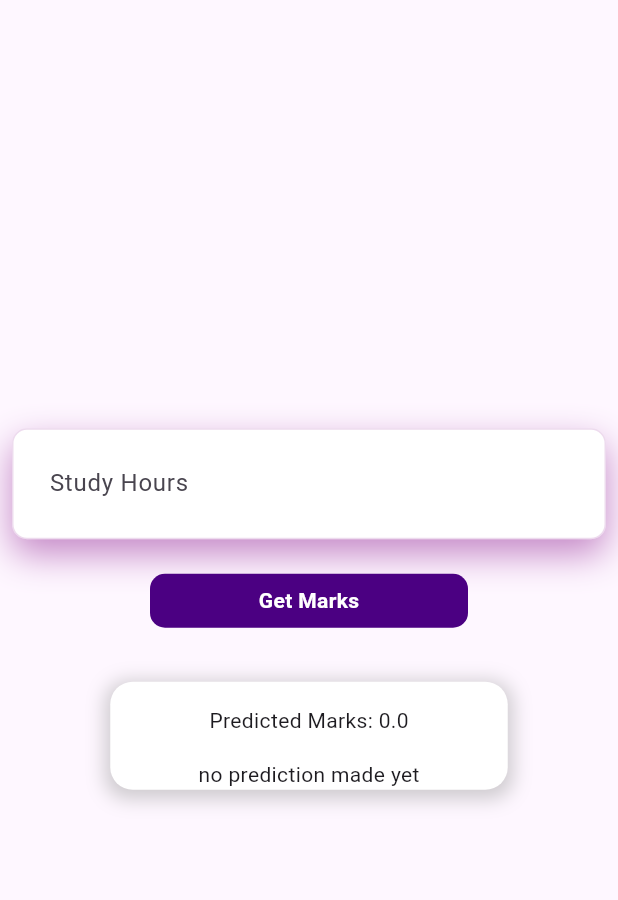
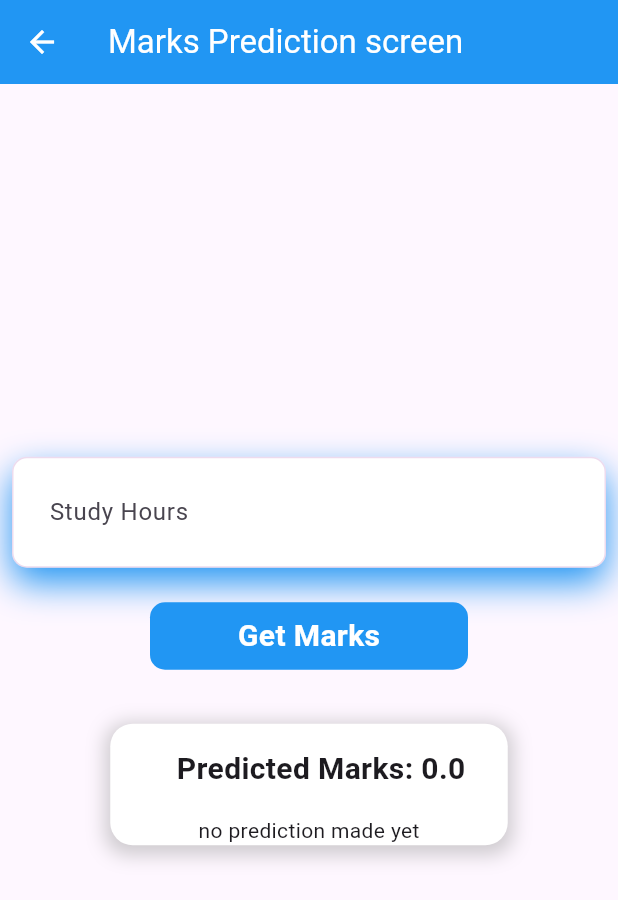
Before and after one commit to abhinike/gdsc_tech_nexus, a Flutter app: the MarksPredictionScreen screen opened directly, on a phone screen of 412 x 824 dp. Shown: the top 900 px of the screen. Run offline on Flutter 3.47's test engine with Material 3 defaults, Android fonts, the phone set to English and light mode, and no system bars.

Commit message:
changed color scheme

```diff
--- a/lib/Presentation/MarksPrediction/marks_prediction_screen.dart
+++ b/lib/Presentation/MarksPrediction/marks_prediction_screen.dart
@@ -1,5 +1,6 @@
 import 'package:flutter/cupertino.dart';
 import 'package:flutter/material.dart';
+import 'package:gdsc_tech_nova/utils/app_colors..dart';
 import 'package:provider/provider.dart';
 import '../../Provider/MarksPredictionProvider.dart';
 
@@ -11,6 +12,11 @@ class MarksPredictionScreen extends StatelessWidget {
     final TextEditingController _studyHoursController = TextEditingController();
 
     return Scaffold(
+      appBar: AppBar(
+        title: Text("Marks Prediction screen"),
+        backgroundColor: AppColors.secondaryColor,
+        foregroundColor: AppColors.backgroundColor,
+      ),
       body: Consumer<MarksPredictionProvider>(
         builder: (context, provider, _) => Column(
           mainAxisAlignment: MainAxisAlignment.center,
@@ -24,7 +30,7 @@ class MarksPredictionScreen extends StatelessWidget {
                     border: Border.all(color: Color.fromRGBO(196, 135, 198, .3)),
                     boxShadow: [
                       BoxShadow(
-                        color: Color.fromRGBO(196, 135, 198, 1),
+                        color: AppColors.secondaryColor,
                         blurRadius: 20,
                         offset: Offset(0, 10),
                       )
@@ -58,7 +64,7 @@ class MarksPredictionScreen extends StatelessWidget {
                   width: MediaQuery.of(context).size.width-200,
                   decoration: BoxDecoration(
                     borderRadius: BorderRadius.circular(10),
-                    color: Color.fromRGBO(75, 0, 130, 1),
+                    color: AppColors.secondaryColor,
                   ),
 
                 child:Padding(
@@ -67,6 +73,7 @@ class MarksPredictionScreen extends StatelessWidget {
                     child: Text("Get Marks",style: TextStyle(
                       color: Colors.white,
                       fontWeight: FontWeight.bold,
+                      fontSize: 20,
                     ),),)
                   ),),
             ),
@@ -91,8 +98,12 @@ class MarksPredictionScreen extends StatelessWidget {
                   child: Column(
                     children: [
                       Padding(
-                        padding: const EdgeInsets.only(top: 16),
-                        child: Text("Predicted Marks: ${provider.marks}"),
+                        padding: const EdgeInsets.only(top: 16,left: 16),
+                        child: Text("Predicted Marks: ${provider.marks}",style: TextStyle(
+                          fontWeight: FontWeight.bold,
+                          fontSize: 20,
+
+                        ),),
                       ),
                       SizedBox(height: 16),
                       if (provider.image.isNotEmpty) Padding(
```
